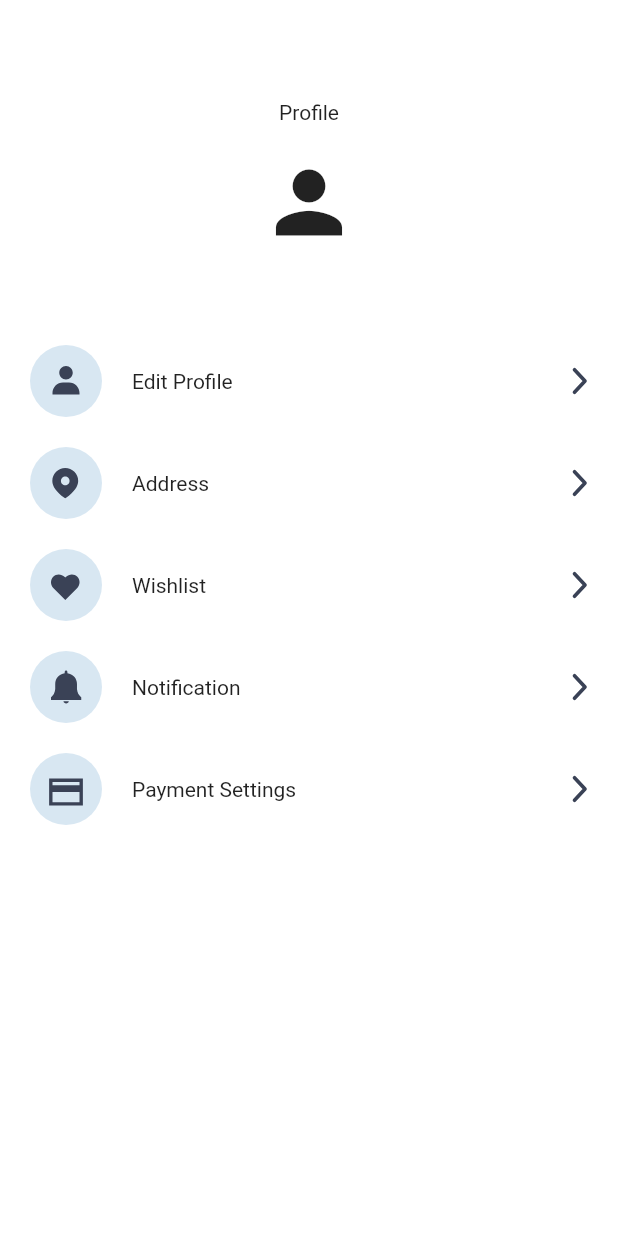
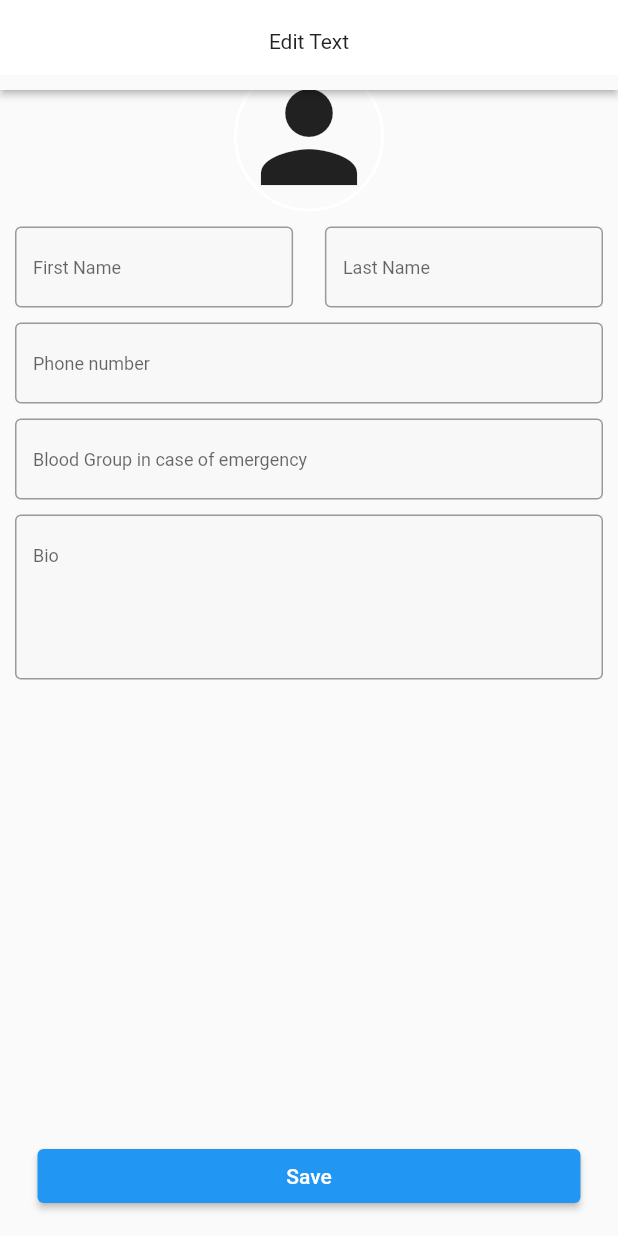
Before and after one commit to gagan1994/tipzie, a Flutter app: the ProfileScreen screen opened directly, after a tap on "Edit Profile", on a phone screen of 412 x 824 dp. Run offline on Flutter 3.47's test engine with Material 2 defaults, Android fonts, the phone set to English and light mode, and no system bars; our stand-ins replace firebase_auth, firebase_core, firebase_messaging, flutter_cache_manager, flutter_local_notifications, flutter_svg and 10 more; missing offline and left inert: background_locator_2, easy_loader, flutter_google_places, flutter_polygon, google_api_headers, google_maps_webservice and 2 more; accounts and stored records are empty.

Commit message:
update profile

```diff
--- a/lib/auth/authentication.dart
+++ b/lib/auth/authentication.dart
@@ -145,7 +145,6 @@ class Authentication {
   }
 
   static String getEmail() {
-    print("${FirebaseAuth.instance.currentUser}");
     return (FirebaseAuth.instance.currentUser!.email != null)
         ? FirebaseAuth.instance.currentUser!.email!
         : "Not - Found";
--- a/lib/main.dart
+++ b/lib/main.dart
@@ -9,6 +9,7 @@ import 'package:tripzie/ui/login/verify_otp_screen.dart';
 import 'package:tripzie/ui/main/discovery/disovery_details_screen.dart';
 import 'package:tripzie/ui/main/map/select_places_on_map.dart';
 import 'package:tripzie/ui/main/map/tripzie_places_search.dart';
+import 'package:tripzie/ui/main/profile/edit_profile.dart';
 import 'package:tripzie/ui/main/profile/profile_screen.dart';
 import 'package:tripzie/ui/main/rides/create_new_ride_screen.dart';
 import 'package:tripzie/ui/main/rides/ride_details.dart';
@@ -95,6 +96,8 @@ class MyApp extends StatelessWidget {
             return transition(ProfileScreen(), PageTransitionType.leftToRight);
           case TripziePlacesSearch.PAGE_NAME:
             return transition(TripziePlacesSearch(), PageTransitionType.fade);
+          case EditProfileScreen.PAGE_NAME:
+            return transition(EditProfileScreen(), PageTransitionType.fade);
           case TripzieMarkOnMap.PAGE_NAME:
             final newride = settings.arguments as NewRideObject;
             return transition(
--- /dev/null
+++ b/lib/ui/main/profile/edit_profile.dart
@@ -0,0 +1,256 @@
+import 'package:flutter/material.dart';
+import 'package:tripzie/utils/ui_utils.dart';
+
+import '../../../api/api_wrapper.dart';
+import '../../../auth/authentication.dart';
+import '../../../utils/trppit_color.dart';
+
+class EditProfileScreen extends StatefulWidget {
+  static const PAGE_NAME = 'edit_profile_screen';
+
+  static final int INDEX = 0;
+  EditProfileScreen({Key? key}) : super(key: key);
+
+  @override
+  State<EditProfileScreen> createState() => _EditProfileScreenState();
+}
+
+class _EditProfileScreenState extends State<EditProfileScreen> {
+  TextEditingController firstNameController = TextEditingController();
+  TextEditingController lastNameController = TextEditingController();
+  TextEditingController phoneNumberController = TextEditingController();
+  TextEditingController bloodGroupController = TextEditingController();
+  TextEditingController bioController = TextEditingController();
+  String? firstNameError = null;
+  String? lastNameError = null;
+  String? phoneNumberError = null;
+  String? bloodGroupError = null;
+  bool isInProgress = false;
+  @override
+  Widget build(BuildContext context) {
+    return Scaffold(
+      body: Stack(children: [
+        SingleChildScrollView(
+          child: Container(
+            padding: EdgeInsets.only(
+                top: MediaQuery.of(context).viewPadding.top + 15,
+                right: 10,
+                left: 10),
+            child: Column(
+              children: [
+                Container(
+                  alignment: Alignment.center,
+                  child: const Text("Edit Profile"),
+                ),
+                const SizedBox(
+                  height: 10,
+                ),
+                Container(
+                  width: 100,
+                  height: 100,
+                  child: _getProfileIconCircle(),
+                ),
+                const SizedBox(
+                  height: 10,
+                ),
+                Row(
+                  mainAxisAlignment: MainAxisAlignment.spaceBetween,
+                  children: [
+                    getEditText(
+                      firstNameController,
+                      'First Name',
+                      'Enter First Name',
+                      width: MediaQuery.of(context).size.width * 0.45,
+                      errorMessage: firstNameError,
+                    ),
+                    getEditText(
+                      lastNameController,
+                      'Last Name',
+                      'Enter Last Name',
+                      width: MediaQuery.of(context).size.width * 0.45,
+                      errorMessage: lastNameError,
+                    ),
+                  ],
+                ),
+                const SizedBox(
+                  height: 10,
+                ),
+                getEditText(
+                  phoneNumberController,
+                  'Phone number',
+                  'Enter Phone Number',
+                  errorMessage: phoneNumberError,
+                ),
+                const SizedBox(
+                  height: 10,
+                ),
+                getEditText(
+                  bloodGroupController,
+                  'Blood Group in case of emergency',
+                  'Enter Blood Group',
+                  errorMessage: bloodGroupError,
+                ),
+                const SizedBox(
+                  height: 10,
+                ),
+                getEditText(
+                  bioController,
+                  'Bio',
+                  'Tell me about yourself',
+                  keyboardType: TextInputType.multiline,
+                  maxLines: 5,
+                ),
+                const SizedBox(
+                  height: 200,
+                ),
+              ],
+            ),
+          ),
+        ),
+        Material(
+          elevation: 2,
+          child: Container(
+            color: Colors.white,
+            height: 50,
+            width: double.infinity,
+            alignment: Alignment.center,
+            padding: EdgeInsets.only(
+              top: MediaQuery.of(context).viewPadding.top + 5,
+              right: 10,
+              left: 10,
+            ),
+            margin: EdgeInsets.only(bottom: 10),
+            child: Text("Edit Text"),
+          ),
+        ),
+        showProgress(isInProgress),
+      ]),
+      floatingActionButtonLocation: FloatingActionButtonLocation.centerFloat,
+      floatingActionButton: Container(
+        width: MediaQuery.of(context).size.width - 50,
+        child: ElevatedButton(
+          onPressed: () async {
+            firstNameError = '';
+            lastNameError = '';
+            phoneNumberError = '';
+            bloodGroupError = '';
+            if (firstNameController.text.isEmpty) {
+              firstNameError = 'This field cannot be empty';
+            }
+            if (lastNameController.text.isEmpty) {
+              lastNameError = 'This field cannot be empty';
+            }
+            if (phoneNumberController.text.isEmpty) {
+              phoneNumberError = 'This field cannot be empty';
+            }
+            if (bloodGroupController.text.isEmpty) {
+              bloodGroupError = 'This field cannot be empty';
+            }
+            if (firstNameError == null ||
+                firstNameError!.isNotEmpty ||
+                lastNameError == null ||
+                lastNameError!.isNotEmpty ||
+                phoneNumberError == null ||
+                phoneNumberError!.isNotEmpty ||
+                bloodGroupError == null ||
+                bloodGroupError!.isNotEmpty) {
+              setState(() {});
+              showSnackBar(context, 'Please Resolve the Errors');
+              return;
+            }
+            setState(() {
+              isInProgress = true;
+            });
+            var isSuccess = await updateProfile(
+                firstNameController.text,
+                lastNameController.text,
+                phoneNumberController.text,
+                bloodGroupController.text,
+                bioController.text);
+            if (isSuccess) {
+              showSnackBarApiSuccess(context);
+            } else {
+              showSnackBarApiError(context);
+            }
+            setState(() {
+              isInProgress = false;
+            });
+          },
+          child: Text("Save"),
+        ),
+      ),
+    );
+  }
+
+  _getProfileIconCircle() {
+    if (Authentication.getUser().photoURL != null &&
+        Authentication.getUser().photoURL!.isNotEmpty) {
+      return Container(
+        width: 100.0,
+        height: 100.0,
+        decoration: BoxDecoration(
+          color: accent_color,
+          image: DecorationImage(
+            image: NetworkImage(Authentication.getImageUri()),
+            fit: BoxFit.cover,
+          ),
+          borderRadius: BorderRadius.all(Radius.circular(60.0)),
+          border: Border.all(
+            color: accent_color,
+            width: 4.0,
+          ),
+        ),
+      );
+    } else {
+      return Container(
+        width: 70.0,
+        height: 70.0,
+        decoration: BoxDecoration(
+          borderRadius: BorderRadius.all(Radius.circular(50.0)),
+          border: Border.all(
+            color: Colors.white,
+            width: 2.0,
+          ),
+        ),
+        child: SizedBox.expand(
+          child: FittedBox(
+            fit: BoxFit.fill,
+            child: Icon(Icons.person),
+          ),
+        ),
+      );
+    }
+  }
+
+  Widget getEditText(
+    TextEditingController controller,
+    String label,
+    String hint, {
+    errorMessage = null,
+    width,
+    keyboardType = TextInputType.text,
+    maxLines = 1,
+  }) {
+    return Container(
+      color: accent_color_light_bg,
+      width: width,
+      child: TextField(
+        controller: controller,
+        style: TextStyle(
+          fontSize: 12.0,
+        ),
+        keyboardType: keyboardType,
+        maxLines: maxLines,
+        decoration: InputDecoration(
+            border: OutlineInputBorder(),
+            labelText: label,
+            hintText: hint,
+            alignLabelWithHint: true,
+            errorText:
+                errorMessage != null && errorMessage.toString().isNotEmpty
+                    ? errorMessage
+                    : null),
+      ),
+    );
+  }
+}
--- a/lib/ui/main/profile/profile_screen.dart
+++ b/lib/ui/main/profile/profile_screen.dart
@@ -1,6 +1,7 @@
 import 'package:flutter/material.dart';
 import 'package:flutter_svg/flutter_svg.dart';
 import 'package:tripzie/ui/main/bottom_navbar_screen.dart';
+import 'package:tripzie/ui/main/profile/edit_profile.dart';
 import 'package:tripzie/utils/trippit_assets.dart';
 import 'package:tripzie/utils/trppit_color.dart';
 
@@ -76,6 +77,10 @@ class _ProfileScreenState extends State<ProfileScreen> {
                     child: InkWell(
                       onTap: () {
                         print("clicked $i");
+                        if (i == EditProfileScreen.INDEX) {
+                          Navigator.pushNamed(
+                              context, EditProfileScreen.PAGE_NAME);
+                        }
                       },
                       child: Row(
                         crossAxisAlignment: CrossAxisAlignment.center,
```
Also changed, not shown: lib/api/api_wrapper.dart (+45 -4 lines), lib/utils/ui_utils.dart (+44 -0 lines).
